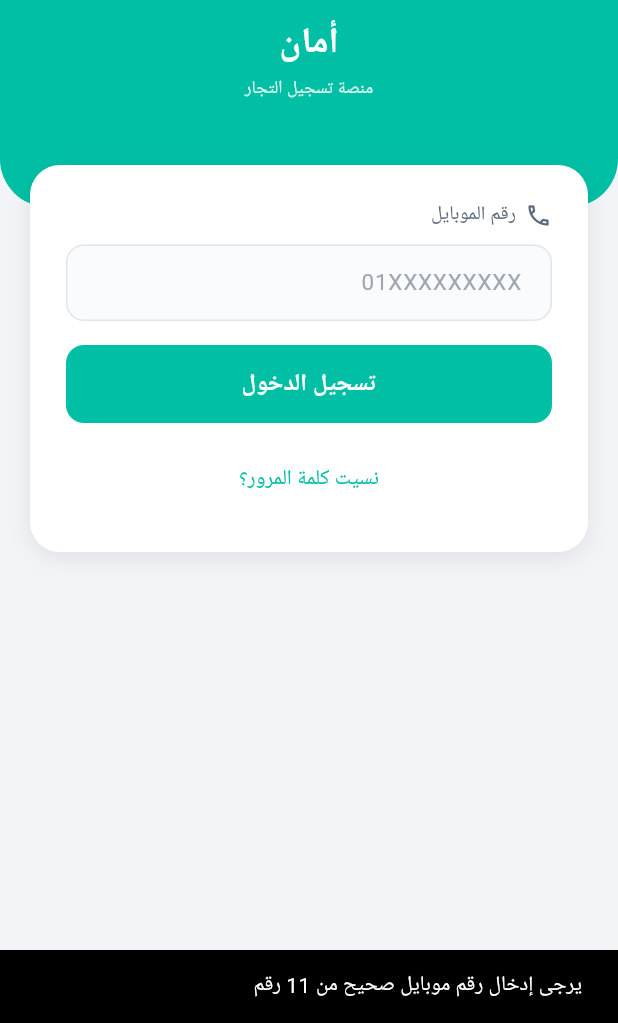
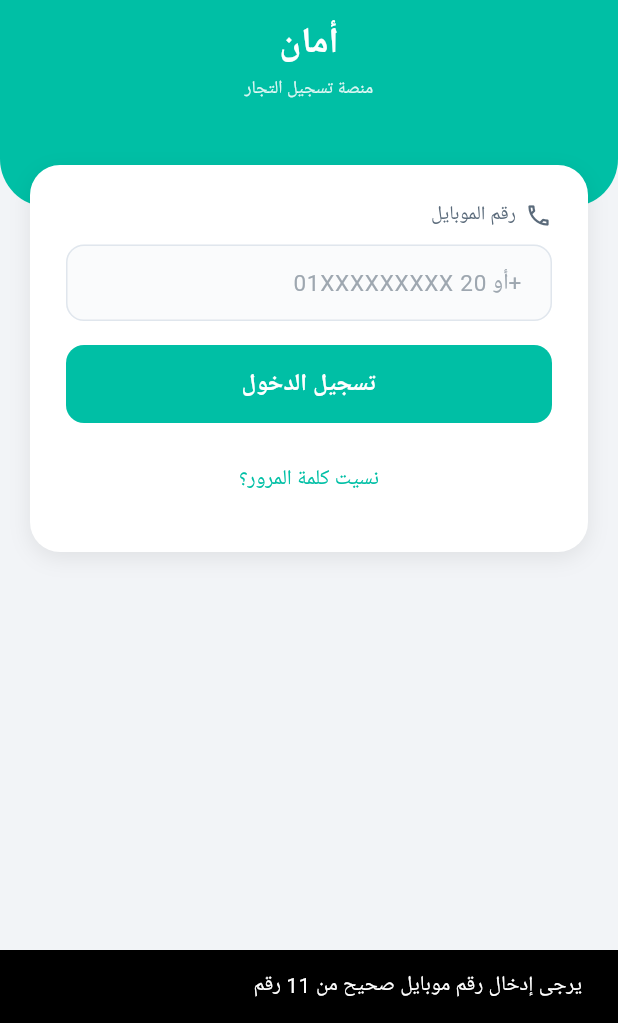
Before and after one commit to marwanhamedahmedmaher-sudo/Aman_One, a Flutter app: the screen it shows after launch, after a tap on "تسجيل الدخول", on a phone screen of 412 x 824 dp, the part 213-1236 px from its top. Run offline on Flutter 3.47's test engine with Material 3 defaults, Android fonts, the phone set to English and light mode, and no system bars; our stand-ins replace flutter_secure_storage, google_fonts, local_auth, supabase_flutter; missing offline and left inert: mixpanel_flutter; accounts and stored records are empty; network calls fail.

Commit message:
Login: accept phone with country code; fix profile tab wrap on select
- phone_entry: normalize +20/0020/20/+2/+02 prefixes to internal 01XXXXXXXXX
  form; raise maxLength 11->16 so the code can be typed; update hint.
- main_shell: nav label uses FittedBox(scaleDown) so it stays one line and
  fully visible without wrapping or overflowing the fixed tab slot when the
  active (bold) weight is applied.

Co-Authored-By: Claude Opus 4.8 <noreply@anthropic.com>

```diff
--- a/lib/screens/auth/phone_entry_screen.dart
+++ b/lib/screens/auth/phone_entry_screen.dart
@@ -23,11 +23,38 @@ class _PhoneEntryScreenState extends State<PhoneEntryScreen> {
     super.dispose();
   }
 
+  /// Normalizes a phone number to the internal 11-digit local form
+  /// (`01XXXXXXXXX`), accepting an optional Egypt country code entered as
+  /// `+20`, `0020`, `20`, `+2`, `+02`, etc. Returns null if the number is not
+  /// a valid Egyptian mobile number.
+  String? _normalizePhone(String raw) {
+    // Keep digits only (drops '+', spaces, dashes, and any leading '00').
+    var digits = raw.replaceAll(RegExp(r'\D'), '');
+    if (digits.startsWith('00')) {
+      digits = digits.substring(2);
+    } else if (digits.startsWith('020')) {
+      // Stray leading zero before the country code, e.g. "+02" + 01XXXXXXXXX.
+      digits = digits.substring(1);
+    }
+    // Strip the Egypt country code (20) if present.
+    if (digits.startsWith('20') && digits.length == 12) {
+      digits = '0${digits.substring(2)}';
+    } else if (digits.startsWith('1') && digits.length == 10) {
+      // National number without the leading 0.
+      digits = '0$digits';
+    }
+
+    // Valid Egyptian mobile: 11 digits, starts with 01.
+    if (digits.length == 11 && digits.startsWith('01')) {
+      return digits;
+    }
+    return null;
+  }
+
   void _handleContinue() {
-    final cleaned = _phoneController.text.trim().replaceAll(RegExp(r'\s'), '');
+    final normalized = _normalizePhone(_phoneController.text);
 
-    // Validate: 11 digits starting with 01
-    if (cleaned.length != 11 || !cleaned.startsWith('01')) {
+    if (normalized == null) {
       ScaffoldMessenger.of(context).showSnackBar(
         const SnackBar(
           content: Text('\u064a\u0631\u062c\u0649 \u0625\u062f\u062e\u0627\u0644 \u0631\u0642\u0645 \u0645\u0648\u0628\u0627\u064a\u0644 \u0635\u062d\u064a\u062d \u0645\u0646 11 \u0631\u0642\u0645'),
@@ -39,7 +66,7 @@ class _PhoneEntryScreenState extends State<PhoneEntryScreen> {
     setState(() => _loading = true);
 
     final auth = context.read<AuthProvider>();
-    auth.setPhone(cleaned);
+    auth.setPhone(normalized);
 
     // Small delay for visual feedback, then navigate to password
     Future.delayed(const Duration(milliseconds: 300), () {
@@ -96,11 +123,11 @@ class _PhoneEntryScreenState extends State<PhoneEntryScreen> {
                         child: TextField(
                           controller: _phoneController,
                           keyboardType: TextInputType.phone,
-                          maxLength: 11,
+                          maxLength: 16,
                           textAlign: TextAlign.right,
                           style: AppTheme.inputText,
                           decoration: AppTheme.inputDecoration(
-                            hintText: '01XXXXXXXXX',
+                            hintText: '01XXXXXXXXX أو 20+',
                           ).copyWith(counterText: ''),
                         ),
                       ),
--- a/lib/screens/main/main_shell.dart
+++ b/lib/screens/main/main_shell.dart
@@ -92,12 +92,22 @@ class _MainShellState extends State<MainShell> {
               color: isActive ? AppColors.tabActive : AppColors.tabInactive,
             ),
             const SizedBox(height: 4),
-            Text(
-              label,
-              style: AppTheme.bodySmall.copyWith(
-                fontSize: 11,
-                color: isActive ? AppColors.tabActive : AppColors.tabInactive,
-                fontWeight: isActive ? FontWeight.w600 : FontWeight.w400,
+            // scaleDown keeps the label on one line and fully visible without
+            // wrapping or painting outside the fixed tab slot (would overlap
+            // neighbors on narrow screens). Only shrinks if the active/bold
+            // label can't fit — imperceptible at this size.
+            FittedBox(
+              fit: BoxFit.scaleDown,
+              child: Text(
+                label,
+                maxLines: 1,
+                softWrap: false,
+                textAlign: TextAlign.center,
+                style: AppTheme.bodySmall.copyWith(
+                  fontSize: 11,
+                  color: isActive ? AppColors.tabActive : AppColors.tabInactive,
+                  fontWeight: isActive ? FontWeight.w600 : FontWeight.w400,
+                ),
               ),
             ),
           ],
```
